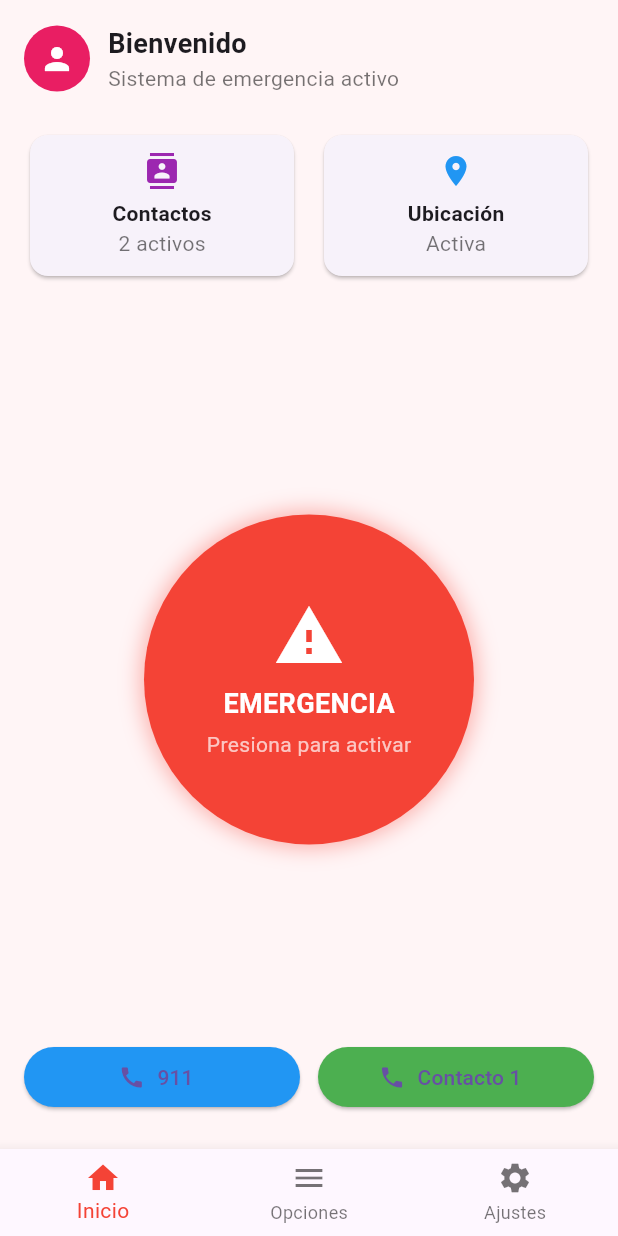
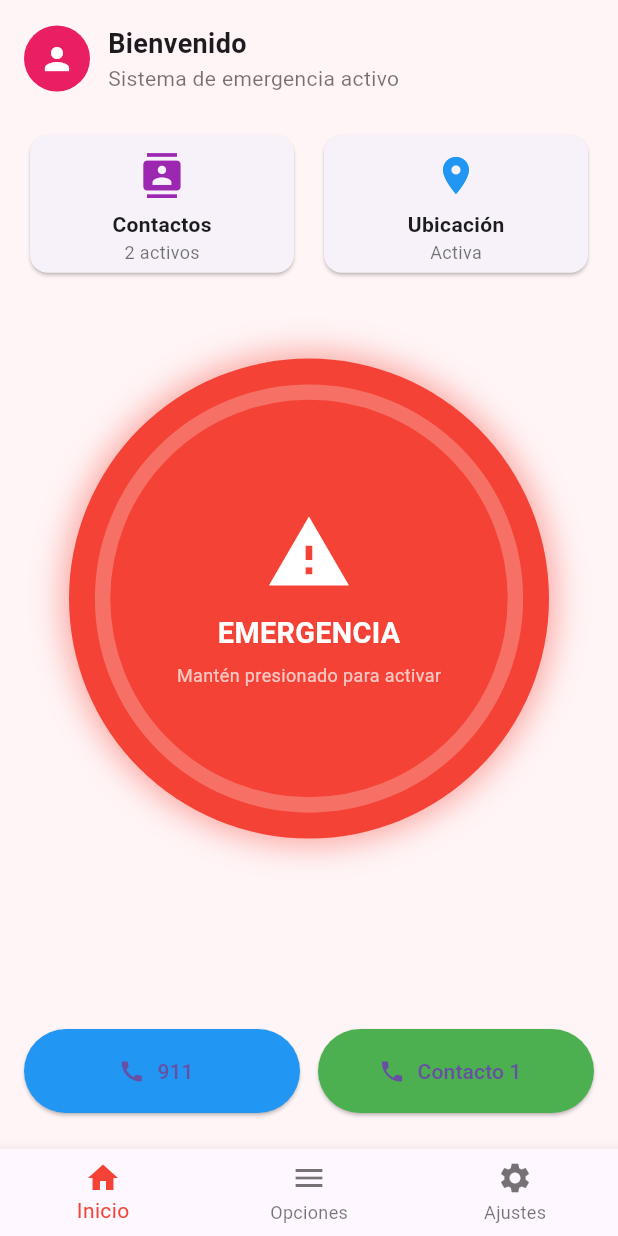
Before and after one commit to tell1to/app-panic-button, a Flutter app: the screen it shows after launch, on a phone screen of 412 x 824 dp. Run offline on Flutter 3.47's test engine with Material 3 defaults, Android fonts, the phone set to English and light mode, and no system bars.

Commit message:
fix-main-add_animation_and_position

```diff
--- a/lib/main.dart
+++ b/lib/main.dart
@@ -1,3 +1,5 @@
+import 'dart:async';
+
 import 'package:flutter/material.dart';
 import 'package:url_launcher/url_launcher.dart';
 
@@ -72,8 +74,17 @@ class _HomeScreenState extends State<HomeScreen> {
   }
 }
 
-class InicioPage extends StatelessWidget {
+class InicioPage extends StatefulWidget {
   const InicioPage({super.key});
+
+  @override
+  State<InicioPage> createState() => _InicioPageState();
+}
+
+class _InicioPageState extends State<InicioPage> {
+  double _holdProgress = 0.0;
+  Timer? _holdTimer;
+  final int _holdDurationMs = 1200; // 1.2 seconds to activate (reduced)
 
   Future<void> _callNumber(BuildContext context, String number) async {
     final Uri uri = Uri(scheme: 'tel', path: number);
@@ -90,40 +101,64 @@ class InicioPage extends StatelessWidget {
     }
   }
 
-  void _showEmergencyDialog(BuildContext context) {
-    showDialog<void>(
-      context: context,
-      builder: (BuildContext ctx) {
-        return AlertDialog(
-          title: const Text('EMERGENCIA'),
-          content: const Text('¿Deseas activar la emergencia y notificar contactos?'),
-          actions: <Widget>[
-            TextButton(
-              onPressed: () => Navigator.of(ctx).pop(),
-              child: const Text('Cancelar'),
-            ),
-            ElevatedButton(
-              style: ElevatedButton.styleFrom(backgroundColor: Colors.red),
-              onPressed: () {
-                Navigator.of(ctx).pop();
+  void _startHold() {
+    _holdTimer?.cancel();
+    setState(() => _holdProgress = 0.0);
+    final int tickMs = 50;
+    _holdTimer = Timer.periodic(Duration(milliseconds: tickMs), (t) {
+      setState(() {
+        _holdProgress += tickMs / _holdDurationMs;
+        if (_holdProgress >= 1.0) {
+          _holdProgress = 1.0;
+          t.cancel();
+          _activateEmergency();
+        }
+      });
+    });
+  }
+
+  void _cancelHold() {
+    _holdTimer?.cancel();
+    setState(() => _holdProgress = 0.0);
+  }
+
+  void _activateEmergency() {
     ScaffoldMessenger.of(context).showSnackBar(
-                  const SnackBar(content: Text('Alerta enviada a contactos y servicios')),
+      const SnackBar(content: Text('Alerta activada: notificando contactos y servicios')),
     );
-              },
-              child: const Text('Activar'),
-            ),
-          ],
-        );
-      },
-    );
+    // Aquí podríamos añadir lógica adicional: compartir ubicación, enviar SMS, llamar a contacto, etc.
+    Future.delayed(const Duration(milliseconds: 800), () {
+      setState(() => _holdProgress = 0.0);
+    });
+  }
+
+  @override
+  void dispose() {
+    _holdTimer?.cancel();
+    super.dispose();
   }
 
   @override
   Widget build(BuildContext context) {
-    return Scaffold(
-      backgroundColor: const Color(0xFFFFF5F6),
-      body: Padding(
-        padding: const EdgeInsets.symmetric(horizontal: 16, vertical: 16),
+    // Use responsive sizes to avoid overflow on small screens
+    final media = MediaQuery.of(context);
+    final height = media.size.height - media.padding.top - media.padding.bottom -  kToolbarHeight; // available roughly
+    final double cardHeight = (height * 0.13).clamp(80.0, 120.0);
+    final double emergencyDiameter = (height * 0.45).clamp(220.0, 320.0);
+    final double progressDiameter = emergencyDiameter * 0.86;
+
+    const double buttonBarHeight = 64.0;
+    return Container(
+      color: const Color(0xFFFFF5F6),
+      child: Padding(
+        padding: EdgeInsets.fromLTRB(16, 16, 16, media.padding.bottom + 12),
+        child: SizedBox(
+          height: media.size.height - media.padding.top - media.padding.bottom,
+          child: Stack(
+            children: <Widget>[
+              SingleChildScrollView(
+                physics: const BouncingScrollPhysics(),
+                padding: EdgeInsets.only(bottom: buttonBarHeight + 24),
                 child: Column(
                   crossAxisAlignment: CrossAxisAlignment.stretch,
                   children: <Widget>[
@@ -147,32 +182,44 @@ class InicioPage extends StatelessWidget {
                 mainAxisAlignment: MainAxisAlignment.spaceBetween,
                 children: <Widget>[
                   Expanded(
+                    child: SizedBox(
+                      height: cardHeight,
                       child: Card(
+                        shape: RoundedRectangleBorder(borderRadius: BorderRadius.circular(12)),
                         child: Padding(
                           padding: const EdgeInsets.all(12),
                           child: Column(
-                        children: const <Widget>[
-                          Icon(Icons.contacts, color: Colors.purple),
-                          SizedBox(height: 6),
-                          Text('Contactos', style: TextStyle(fontWeight: FontWeight.bold)),
-                          Text('2 activos', style: TextStyle(color: Colors.black54)),
+                            mainAxisSize: MainAxisSize.min,
+                            mainAxisAlignment: MainAxisAlignment.center,
+                            children: <Widget>[
+                              Icon(Icons.contacts, color: Colors.purple, size: (cardHeight * 0.3).clamp(28.0, 36.0)),
+                              const SizedBox(height: 8),
+                              Text('Contactos', style: TextStyle(fontWeight: FontWeight.bold, fontSize: (cardHeight * 0.12).clamp(14.0, 16.0)), maxLines: 1, overflow: TextOverflow.ellipsis),
+                              Text('2 activos', style: TextStyle(color: Colors.black54, fontSize: (cardHeight * 0.1).clamp(12.0, 13.0))),
                             ],
+                          ),
                         ),
                       ),
                     ),
                   ),
                   const SizedBox(width: 12),
                   Expanded(
+                    child: SizedBox(
+                      height: cardHeight,
                       child: Card(
+                        shape: RoundedRectangleBorder(borderRadius: BorderRadius.circular(12)),
                         child: Padding(
                           padding: const EdgeInsets.all(12),
                           child: Column(
-                        children: const <Widget>[
-                          Icon(Icons.location_on, color: Colors.blue),
-                          SizedBox(height: 6),
-                          Text('Ubicación', style: TextStyle(fontWeight: FontWeight.bold)),
-                          Text('Activa', style: TextStyle(color: Colors.black54)),
+                            mainAxisSize: MainAxisSize.min,
+                            mainAxisAlignment: MainAxisAlignment.center,
+                            children: <Widget>[
+                              Icon(Icons.location_on, color: Colors.blue, size: (cardHeight * 0.3).clamp(28.0, 36.0)),
+                              const SizedBox(height: 8),
+                              Text('Ubicación', style: TextStyle(fontWeight: FontWeight.bold, fontSize: (cardHeight * 0.12).clamp(14.0, 16.0)), maxLines: 1, overflow: TextOverflow.ellipsis),
+                              Text('Activa', style: TextStyle(color: Colors.black54, fontSize: (cardHeight * 0.1).clamp(12.0, 13.0))),
                             ],
+                          ),
                         ),
                       ),
                     ),
@@ -180,42 +227,70 @@ class InicioPage extends StatelessWidget {
                 ],
               ),
               const SizedBox(height: 24),
-            Expanded(
-              child: Center(
-                child: GestureDetector(
-                  onTap: () => _showEmergencyDialog(context),
+              SizedBox(
+                height: emergencyDiameter + 40,
+                child: Align(
+                  alignment: const Alignment(0, 0.46),
+                  child: Listener(
+                    onPointerDown: (_) => _startHold(),
+                    onPointerUp: (_) => _cancelHold(),
+                    onPointerCancel: (_) => _cancelHold(),
                     child: Container(
-                    width: 220,
-                    height: 220,
+                      width: emergencyDiameter,
+                      height: emergencyDiameter,
                       decoration: BoxDecoration(
                         color: Colors.red,
                         shape: BoxShape.circle,
-                      boxShadow: [BoxShadow(color: Colors.red.withOpacity(0.4), blurRadius: 12, spreadRadius: 2)],
+                        boxShadow: [BoxShadow(color: Colors.red.withOpacity(0.45), blurRadius: 18, spreadRadius: 4)],
                       ),
-                    child: Center(
-                      child: Column(
+                      child: Stack(
+                        alignment: Alignment.center,
+                        children: <Widget>[
+                          SizedBox(
+                            width: progressDiameter,
+                            height: progressDiameter,
+                            child: CircularProgressIndicator(
+                              value: _holdProgress,
+                              strokeWidth: (emergencyDiameter * 0.032).clamp(6.0, 12.0),
+                              color: Colors.white.withOpacity(0.95),
+                              backgroundColor: Colors.white24,
+                            ),
+                          ),
+                          Column(
                             mainAxisSize: MainAxisSize.min,
-                        children: const <Widget>[
-                          Icon(Icons.warning, size: 48, color: Colors.white),
-                          SizedBox(height: 8),
-                          Text('EMERGENCIA', style: TextStyle(color: Colors.white, fontSize: 18, fontWeight: FontWeight.bold)),
-                          SizedBox(height: 4),
-                          Text('Presiona para activar', style: TextStyle(color: Colors.white70)),
+                            children: <Widget>[
+                              Icon(Icons.warning, size: (emergencyDiameter * 0.18).clamp(40.0, 80.0), color: Colors.white),
+                              const SizedBox(height: 12),
+                              Text('EMERGENCIA', style: TextStyle(color: Colors.white, fontSize: (emergencyDiameter * 0.06).clamp(16.0, 22.0), fontWeight: FontWeight.bold)),
+                              const SizedBox(height: 6),
+                              Text('Mantén presionado para activar', style: TextStyle(color: Colors.white70, fontSize: (emergencyDiameter * 0.035).clamp(12.0, 16.0))),
+                            ],
+                          ),
                         ],
                       ),
                     ),
                   ),
                 ),
               ),
+                  ],
                 ),
-            Row(
+              ),
+              Positioned(
+                left: 0,
+                right: 0,
+                bottom: media.padding.bottom + 12,
+                child: Row(
                   children: <Widget>[
                     Expanded(
                       child: ElevatedButton.icon(
                         onPressed: () => _callNumber(context, '911'),
                         icon: const Icon(Icons.call),
                         label: const Text('911'),
-                    style: ElevatedButton.styleFrom(backgroundColor: Colors.blue),
+                        style: ElevatedButton.styleFrom(
+                          backgroundColor: Colors.blue,
+                          minimumSize: const Size.fromHeight(56),
+                          shape: RoundedRectangleBorder(borderRadius: BorderRadius.circular(28)),
+                        ),
                       ),
                     ),
                     const SizedBox(width: 12),
@@ -224,13 +299,18 @@ class InicioPage extends StatelessWidget {
                         onPressed: () => _callNumber(context, '+1234567890'),
                         icon: const Icon(Icons.phone),
                         label: const Text('Contacto 1'),
-                    style: ElevatedButton.styleFrom(backgroundColor: Colors.green),
+                        style: ElevatedButton.styleFrom(
+                          backgroundColor: Colors.green,
+                          minimumSize: const Size.fromHeight(56),
+                          shape: RoundedRectangleBorder(borderRadius: BorderRadius.circular(28)),
+                        ),
                       ),
                     ),
                   ],
                 ),
-            const SizedBox(height: 8),
+              ),
             ],
+          ),
         ),
       ),
     );
```
Lines whose indentation alone changed are shown as unchanged.
